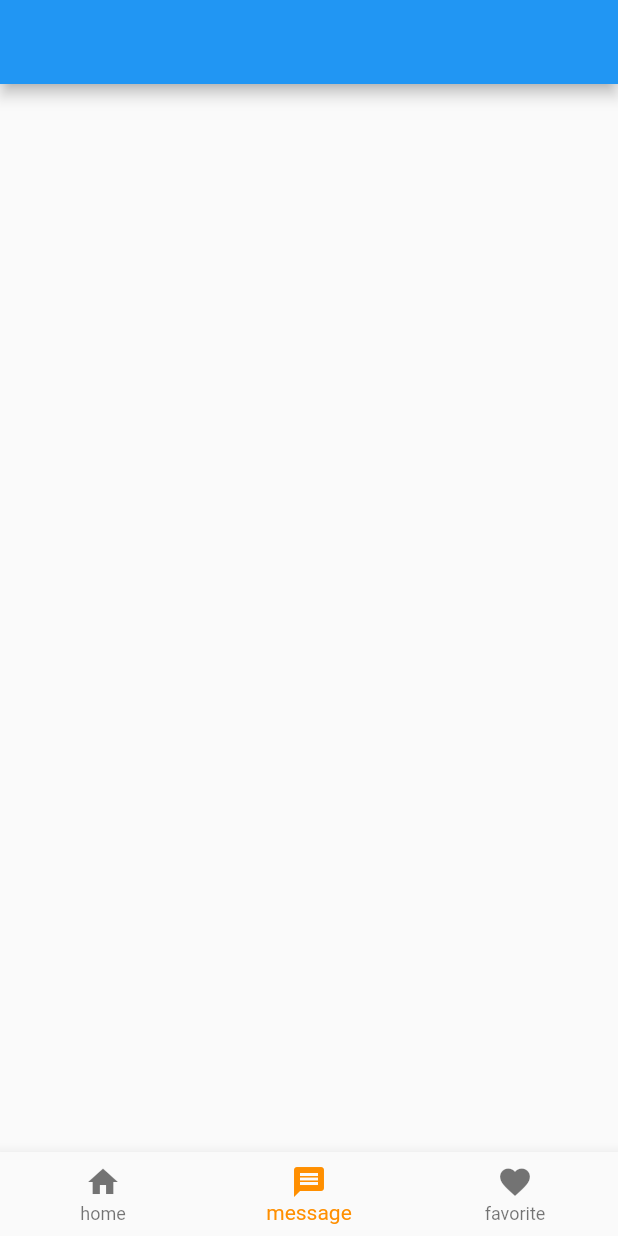
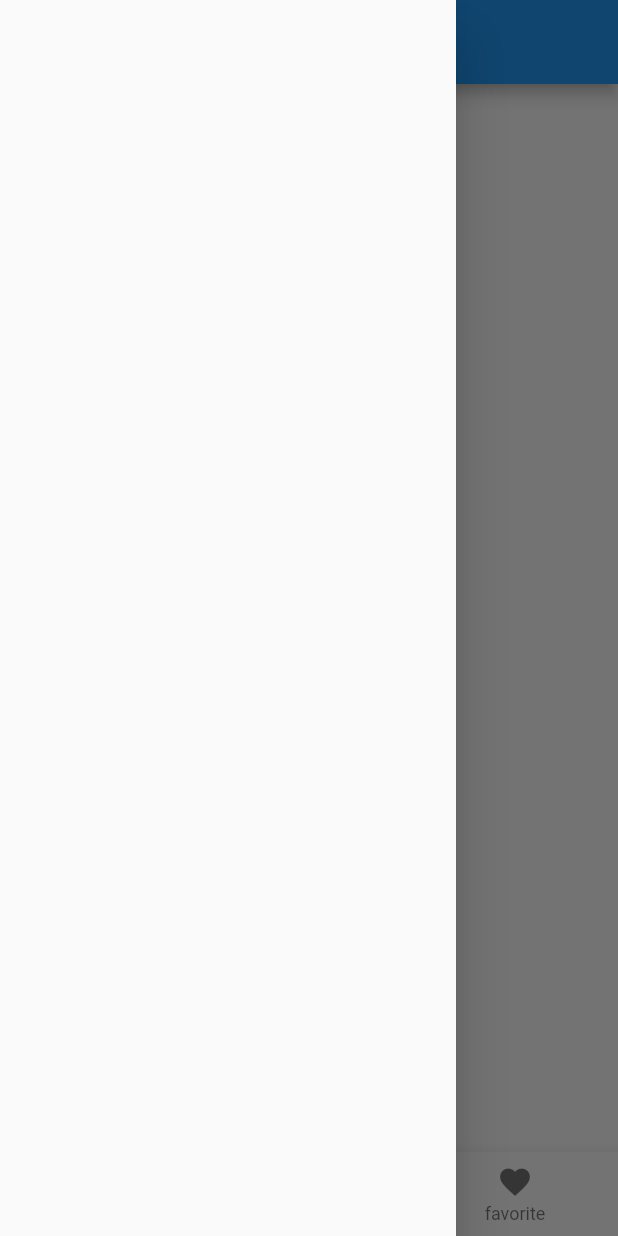
Before and after one commit to tai0116/setsuko, a Flutter app: the screen it shows after launch, item 2 of the bottom bar chosen, with the side drawer open (before the commit the screen has no drawer), on a phone screen of 412 x 824 dp. Run offline on Flutter 3.47's test engine with Material 2 defaults, Android fonts, the phone set to English and light mode, and no system bars.

Commit message:
version_2追加

```diff
--- a/lib/main.dart
+++ b/lib/main.dart
@@ -11,25 +11,31 @@ class MyApp extends StatelessWidget {
   Widget build(BuildContext context) {
     return const MaterialApp(
       title: _title,
-      home: MyStatefulWidget(),
+      home: RootScreen(),
     );
   }
 }
 
-class MyStatefulWidget extends StatefulWidget {
-  const MyStatefulWidget({Key? key}) : super(key: key);
+class RootScreen extends StatefulWidget {
+  const RootScreen({Key? key}) : super(key: key);
 
   @override
-  State<MyStatefulWidget> createState() => _MyStatefulWidgetState();
+  State<RootScreen> createState() => _RootScreen();
 }
 
-class _MyStatefulWidgetState extends State<MyStatefulWidget> {
+class _RootScreen extends State<RootScreen> {
   int _selectedIndex = 0;
 
+  static final List<AppBar> _headers = <AppBar>[
+    AppBar(),
+    AppBar(leading: const EmptyLeading()),
+    AppBar(leading: const EmptyLeading()),
+  ];
+
   static final List<Widget> _bodies = <Widget>[
-    Scaffold(appBar: AppBar(), drawer: const Drawer()),
-    Scaffold(appBar: AppBar()),
-    Scaffold(appBar: AppBar()),
+    const Home(),
+    const Message(),
+    const Favorite(),
   ];
 
   void _onItemTapped(int index) {
@@ -41,6 +47,8 @@ class _MyStatefulWidgetState extends State<MyStatefulWidget> {
   @override
   Widget build(BuildContext context) {
     return Scaffold(
+      drawer: const Drawer(),
+      appBar: _headers.elementAt(_selectedIndex),
       body: _bodies.elementAt(_selectedIndex),
       bottomNavigationBar: BottomNavigationBar(
         items: const <BottomNavigationBarItem>[
@@ -64,3 +72,39 @@ class _MyStatefulWidgetState extends State<MyStatefulWidget> {
     );
   }
 }
+
+class Home extends StatelessWidget {
+  const Home({Key? key}) : super(key: key);
+
+  @override
+  Widget build(BuildContext context) {
+    return const Scaffold();
+  }
+}
+
+class Message extends StatelessWidget {
+  const Message({Key? key}) : super(key: key);
+
+  @override
+  Widget build(BuildContext context) {
+    return const Scaffold();
+  }
+}
+
+class Favorite extends StatelessWidget {
+  const Favorite({Key? key}) : super(key: key);
+
+  @override
+  Widget build(BuildContext context) {
+    return const Scaffold();
+  }
+}
+
+class EmptyLeading extends StatelessWidget {
+  const EmptyLeading({Key? key}) : super(key: key);
+
+  @override
+  Widget build(BuildContext context) {
+    return const SizedBox.shrink();
+  }
+}
```
